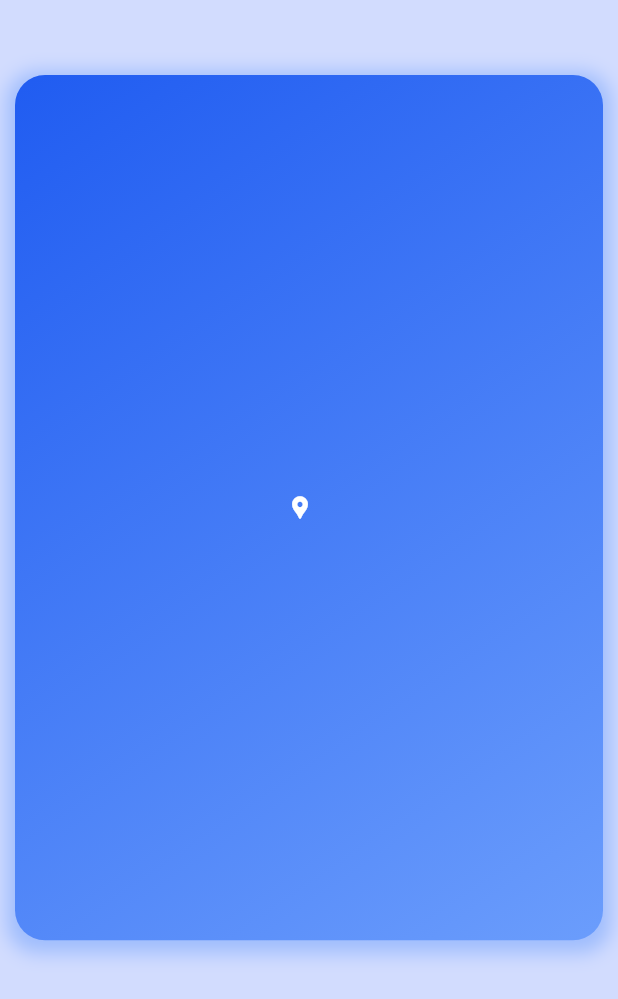
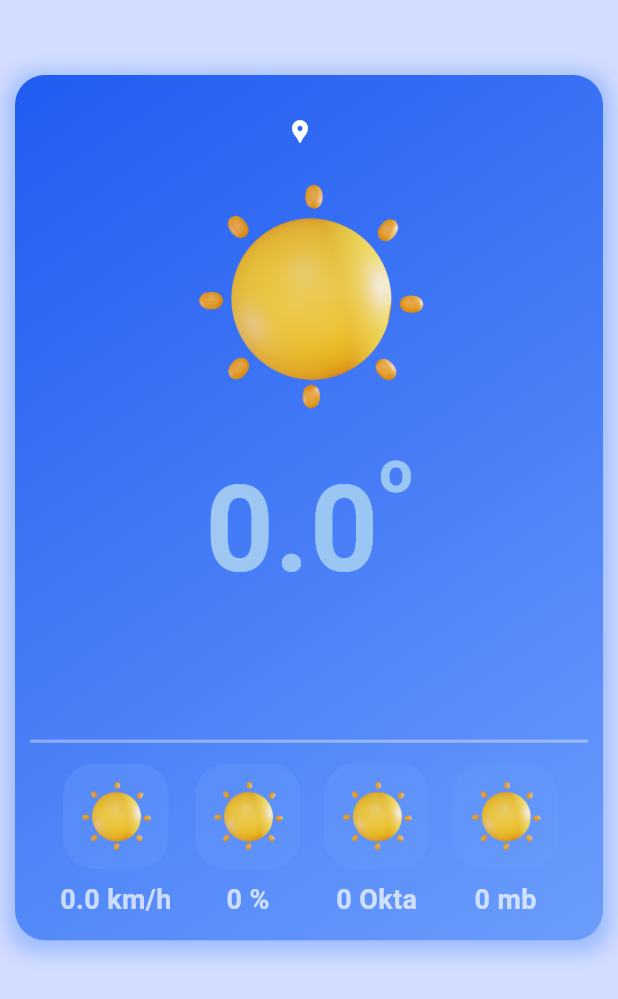
Before and after one commit to MohamedAliBouajila/flutter_weather_app, a Flutter app: the screen it shows after launch, on a phone screen of 412 x 824 dp. Shown: the top 999 px of the screen. Run offline on Flutter 3.47's test engine with Material 3 defaults, Android fonts, the phone set to English and light mode, and no system bars; our stand-ins replace flutter_dotenv, modal_bottom_sheet; network calls fail.

Commit message:
Add WeatherItem widget and update home screen UI

```diff
--- a/lib/screens/homeScreen.dart
+++ b/lib/screens/homeScreen.dart
@@ -4,6 +4,7 @@ import 'package:modal_bottom_sheet/modal_bottom_sheet.dart';
 import 'package:weather_app/model/weather.dart';
 import 'package:weather_app/services/apiService.dart';
 import 'package:weather_app/utils/constants.dart';
+import 'package:weather_app/widgets/weatherItem.dart';
 
 class HomePage extends StatefulWidget {
   const HomePage({Key? key}) : super(key: key);
@@ -41,7 +42,7 @@ class _HomePageState extends State<HomePage> {
     Size size = MediaQuery.of(context).size;
 
     if (weather == null) {
-      return Scaffold(
+      return const Scaffold(
         body: Center(
           child: CircularProgressIndicator(),
         ),
@@ -52,7 +53,7 @@ class _HomePageState extends State<HomePage> {
       body: Container(
         width: size.width,
         height: size.height,
-        padding: EdgeInsets.only(top: 50,left: 10,right: 10),
+        padding:const EdgeInsets.only(top: 50,left: 10,right: 10),
         color: _constants.primaryColor.withOpacity(.3),
         child:Column(
           crossAxisAlignment: CrossAxisAlignment.center,
@@ -74,7 +75,6 @@ class _HomePageState extends State<HomePage> {
                 ]
               ),
               child: Column(
-                crossAxisAlignment: CrossAxisAlignment.center,
                 mainAxisAlignment: MainAxisAlignment.spaceAround,
                 children: [
                   Row(
@@ -160,8 +160,86 @@ class _HomePageState extends State<HomePage> {
                        ),
 
                     ],
-                  )
-                ]),
+                  ),
+                  SizedBox(
+                    height: 160,
+                    child: Image.asset(
+                      'assets/images/sunny.png',
+                      fit: BoxFit.contain,
+                    ),
+                  ),
+                  Row(
+                    mainAxisAlignment: MainAxisAlignment.center,
+                    crossAxisAlignment: CrossAxisAlignment.start,
+                    children: [
+                      Padding(padding: const EdgeInsets.only(top: 10),
+                      child: Text(
+                        '${weather?.temperature.toString() ?? 0}',
+                        style: TextStyle(
+                          fontSize: 80,
+                          fontWeight: FontWeight.bold,
+                          foreground: Paint()..shader = _constants.shader
+                        ),
+                      ),
+                      ),
+                      Text(
+                          'o',
+                          style: TextStyle(
+                            fontSize: 40,
+                            fontWeight: FontWeight.bold,
+                          foreground: Paint()..shader = _constants.shader
+                          ),
+                        ),
+
+                    ],
+                  ),
+                  Text(weather?.currentWeatherCondition ?? " ",style: const TextStyle(
+                    color:Colors.white70,
+                    fontSize: 20,
+                    fontWeight: FontWeight.bold
+                  ),),
+                   Text(
+                    '${weather?.currentDate ?? " "}',
+                    style: TextStyle(
+                      color: Colors.white70,
+                     fontSize: 18,
+                      fontWeight: FontWeight.bold
+                    ),
+                   ),
+                 const Divider(
+                    color: Colors.white38,
+                    thickness: 2,
+                  ),
+
+Container(
+                    padding: const EdgeInsets.symmetric(horizontal: 20),
+  child: Row(
+    mainAxisAlignment: MainAxisAlignment.spaceBetween,
+                      children: [
+                        WeatherItem(
+                    iconUrl: 'assets/images/sunny.png',
+                    unit: 'km/h',
+                    value: '${weather?.windSpeed.toString() ?? 0}',
+                  ),
+                  WeatherItem(
+                    iconUrl: 'assets/images/sunny.png',
+                    unit: '%',
+                    value: '${weather?.humidity.toString() ?? 0}',
+                  ),
+                  WeatherItem(
+                    iconUrl: 'assets/images/sunny.png',
+                    unit: 'Okta',
+                    value: '${weather?.cloud.toString() ?? 0}',
+                  ),
+                  WeatherItem(
+                    iconUrl: 'assets/images/sunny.png',
+                    unit: 'mb',
+                    value: '${weather?.cloud.toString() ?? 0}',
+                  ),
+                      ],
+                    ),
+)
+                   ]),
             ),
         ]),
       ),
--- /dev/null
+++ b/lib/widgets/weatherItem.dart
@@ -0,0 +1,47 @@
+import 'package:flutter/material.dart';
+import 'package:weather_app/utils/constants.dart';
+
+class WeatherItem extends StatelessWidget {
+  final String value;
+  final String unit;
+  final String iconUrl;
+
+  const WeatherItem({
+    Key? key,
+    required this.iconUrl,
+    required this.unit,
+    required this.value,
+  }) : super(key: key);
+
+  @override
+  Widget build(BuildContext context) {
+    final Constants constants = Constants();
+    return  Column(
+      children: [
+        Container(
+          padding:const EdgeInsets.all(10),
+          height: 70,
+          width: 70,
+          decoration: BoxDecoration(
+            color: constants.primaryColor.withOpacity(.3),
+            borderRadius: BorderRadius.circular(20)
+          ),
+          child: Image.asset(
+            iconUrl,
+            fit: BoxFit.contain,
+          ),
+        ),
+        const SizedBox(height: 8,),
+        Text(
+          '$value $unit',
+          style: TextStyle(
+            color: Colors.white70,
+            fontSize: 18,
+            fontWeight: FontWeight.bold
+          ),
+        )
+      ],
+    )
+             ;
+  }
+}
```
Also changed, not shown: assets/images/sunny.png (renamed from assets/images/sun/sunny.png).
